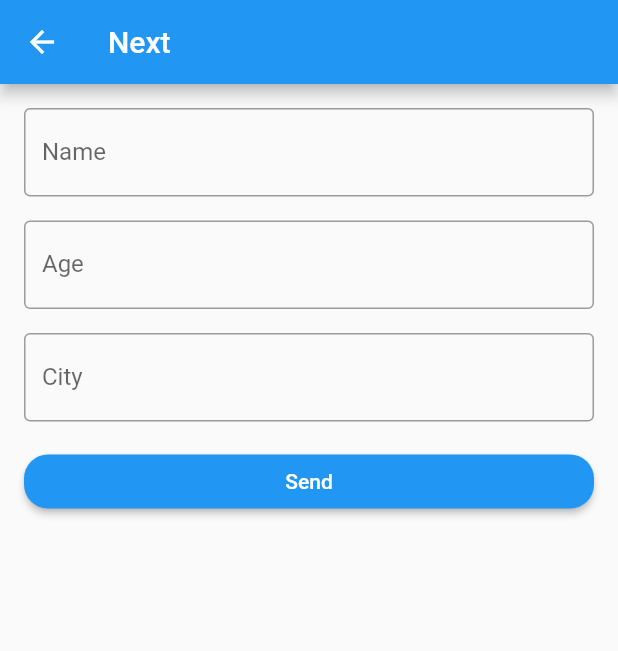
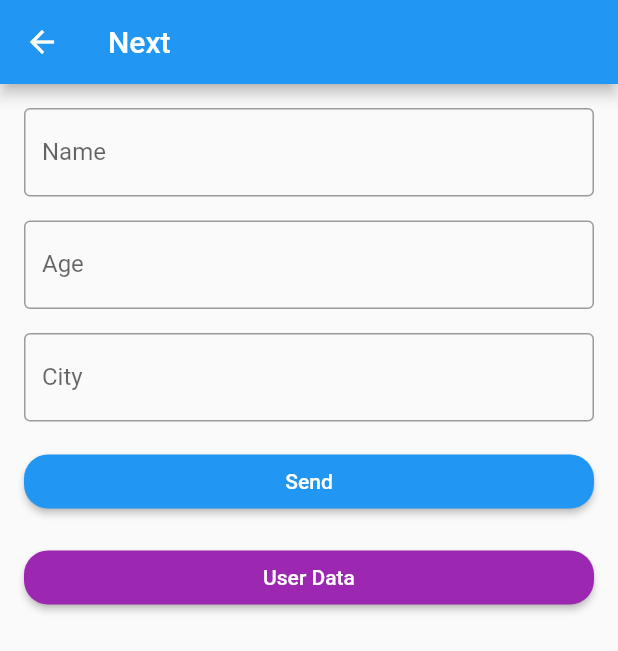
Before and after one commit to maydev99/flutter_9, a Flutter app: the screen it shows after launch, after a tap on "Next", on a phone screen of 412 x 824 dp. Shown: the top 651 px of the screen. Run offline on Flutter 3.47's test engine with Material 2 defaults, Android fonts, the light colour scheme and no system bars; our stand-ins replace firebase_core, firebase_database; accounts and stored records are empty.

Commit message:
Added User ListView Screen

```diff
--- a/lib/main.dart
+++ b/lib/main.dart
@@ -74,6 +74,11 @@ class _MyHomePageState extends State<MyHomePage> {
                     Expanded(child: TextField(controller: myController)),
                   ],
                 ),
+                Padding(
+                  padding: const EdgeInsets.only(top: 16.0),
+                  child: Row(
+                    mainAxisAlignment: MainAxisAlignment.spaceEvenly,
+                    children: [
                       ElevatedButton(
                         onPressed: () {
                           ref.child(name).set(myController.text);
@@ -100,6 +105,11 @@ class _MyHomePageState extends State<MyHomePage> {
                             borderRadius: BorderRadius.circular(16.0)
                         ),)
                     ],
+                  ),
+                ),
+
+
+              ],
             ))
     );
   }
--- a/lib/next.dart
+++ b/lib/next.dart
@@ -1,6 +1,9 @@
+import 'package:firebase_database/firebase_database.dart';
 import 'package:flutter/material.dart';
+import 'package:flutter_9/user.dart';
 
 class Next extends StatelessWidget {
+
   @override
   Widget build(BuildContext context) {
     return Scaffold(
@@ -22,11 +25,11 @@ class NextPage extends StatefulWidget {
 }
 
 class _NextPageState extends State<NextPage> {
-
+  final rootRef = FirebaseDatabase.instance.reference();
   final nameController = TextEditingController();
   final ageController = TextEditingController();
   final cityController = TextEditingController();
-  final
+
 
   String name = "";
   String age = "";
@@ -34,6 +37,7 @@ class _NextPageState extends State<NextPage> {
 
   @override
   Widget build(BuildContext context) {
+    var userRef = rootRef.child('user');
     return Padding(
       padding: const EdgeInsets.all(8.0),
       child: ListView(
@@ -70,8 +74,13 @@ class _NextPageState extends State<NextPage> {
 
           Padding(
             padding: const EdgeInsets.all(8.0),
-            child: MaterialButton(onPressed: () {
-
+            child: MaterialButton(
+              onPressed: () {
+                userRef.push().set({
+                  'name': nameController.text,
+                  'age': ageController.text,
+                  'city': cityController.text
+                });
               },
               child: Text('Send'),
               color: Colors.blue,
@@ -79,6 +88,21 @@ class _NextPageState extends State<NextPage> {
               shape: RoundedRectangleBorder(
                   borderRadius: BorderRadius.circular(16.0)
               ),),
+          ),
+
+          Padding(
+            padding: const EdgeInsets.all(8.0),
+            child: MaterialButton(
+              onPressed: () {
+              Navigator.push(context, MaterialPageRoute(builder: (context) => User()));
+            },
+              child: Text('User Data'),
+              color: Colors.purple,
+              textColor: Colors.white,
+              shape: RoundedRectangleBorder(
+                borderRadius: BorderRadius.circular(16.0)
+              ),
+            ),
           )
         ],
       ),
@@ -87,15 +111,3 @@ class _NextPageState extends State<NextPage> {
 
 }
 //https://www.woolha.com/tutorials/flutter-using-firebase-realtime-database
-
-class UserData {
-/*  UserData({
-    this.name,
-    this.age,
-    this.city
-});*/
-
- /* String name;
-  String age;
-  String city;*/
-}
```
Also changed, not shown: lib/user.dart (added, +69 -0 lines). Lines whose indentation alone changed are shown as unchanged.
